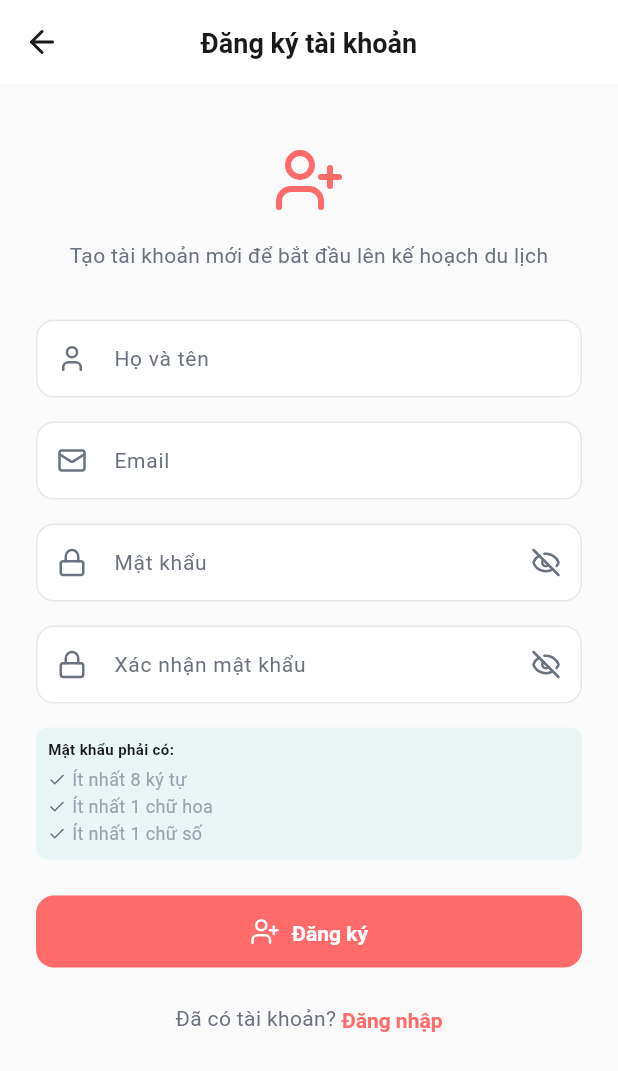
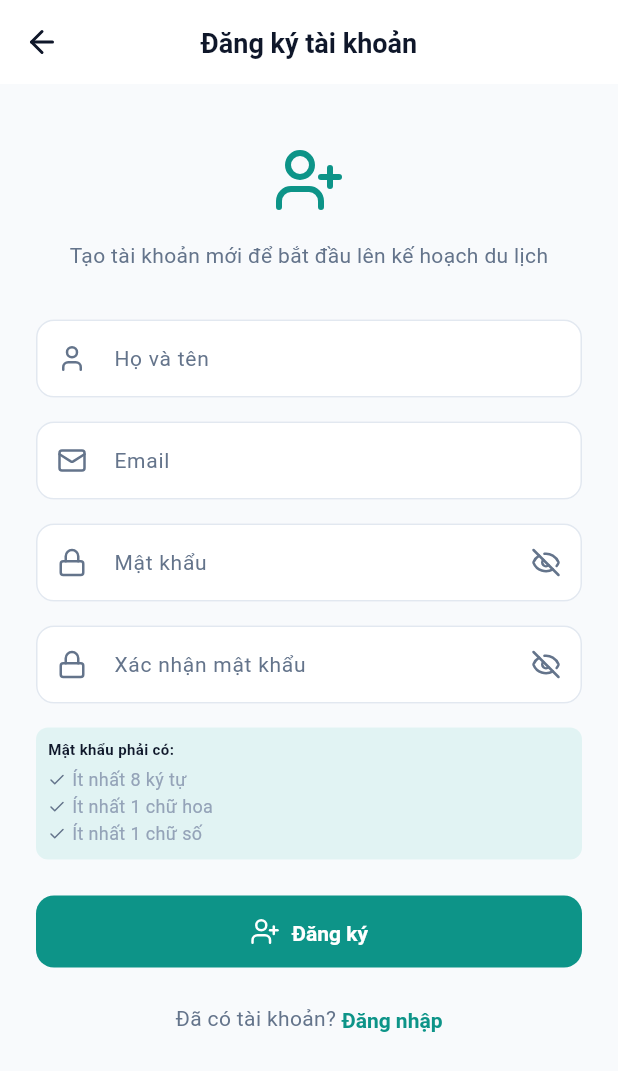
Before and after one commit to hoducvinhh/Ai-Travel-Planner, a Flutter app: the screen it shows after launch, after a tap on "Đăng nhập", after a tap on "Đăng ký ngay", on a phone screen of 412 x 824 dp. Shown: the top 1071 px of the screen. Run offline on Flutter 3.47's test engine with Material 3 defaults, Android fonts, the phone set to English and light mode, and no system bars; our stand-ins replace cached_network_image, dio, flutter_local_notifications, flutter_map, flutter_markdown, flutter_riverpod and 13 more; accounts and stored records are empty; generated files the repository leaves out were written again; network calls fail.

Commit message:
feat: add core UI screens, widgets, and theme configuration

```diff
--- a/mobile/lib/config/colors.dart
+++ b/mobile/lib/config/colors.dart
@@ -1,36 +1,37 @@
 import 'package:flutter/material.dart';
 
-/// App color palette - Travel theme (Sunset colors)
+/// App color palette - Ocean Teal & Emerald Travel theme
 class AppColors {
   // Neutral base
-  static const Color background = Color(0xFFFAFAFA);
+  static const Color background = Color(0xFFF8FAFC);
   static const Color surface = Color(0xFFFFFFFF);
-  static const Color textPrimary = Color(0xFF1A1A1A);
-  static const Color textSecondary = Color(0xFF6B7280);
-  static const Color textTertiary = Color(0xFF9CA3AF);
-  static const Color border = Color(0xFFE5E7EB);
+  static const Color textPrimary = Color(0xFF0F172A);
+  static const Color textSecondary = Color(0xFF64748B);
+  static const Color textTertiary = Color(0xFF94A3B8);
+  static const Color border = Color(0xFFE2E8F0);
 
-  // Brand colors (travel theme)
-  static const Color primary = Color(0xFFFF6B6B); // Coral - vacation vibes
-  static const Color secondary = Color(0xFF4ECDC4); // Turquoise - beach/ocean
-  static const Color accent = Color(0xFFFFA500); // Golden - sunset/premium
+  // Brand colors (Ocean Teal / Emerald Travel)
+  static const Color primary = Color(0xFF0D9488); // Ocean Teal - primary CTA & active states
+  static const Color secondary = Color(0xFF14B8A6); // Lagoon Emerald - secondary & map accents
+  static const Color accent = Color(0xFFF59E0B); // Sand Gold - ratings, bookmarks & highlights
 
-  // Category colors
-  static const Color categoryBeach = Color(0xFF4ECDC4); // Turquoise
-  static const Color categoryMountain = Color(0xFF95E1D3); // Mint
-  static const Color categoryCulture = Color(0xFFFFAA85); // Peach
-  static const Color categoryFood = Color(0xFFFFA500); // Orange
-  static const Color categoryNature = Color(0xFF7DCE82); // Green
-  static const Color categoryCity = Color(0xFF9C88FF); // Purple
+  // Category colors (harmonized with Ocean Teal)
+  static const Color categoryBeach = Color(0xFF0D9488); // Ocean Teal
+  static const Color categoryMountain = Color(0xFF34D399); // Emerald Mint
+  static const Color categoryCulture = Color(0xFFF59E0B); // Sand Gold
+  static const Color categoryFood = Color(0xFFFB923C); // Warm Sunset Orange
+  static const Color categoryNature = Color(0xFF10B981); // Forest Emerald
+  static const Color categoryCity = Color(0xFF6366F1); // Indigo
 
   // Semantic colors
   static const Color success = Color(0xFF10B981);
-  static const Color warning = Color(0xFFFBBF24);
+  static const Color warning = Color(0xFFF59E0B);
   static const Color error = Color(0xFFEF4444);
-  static const Color info = Color(0xFF60A5FA);
+  static const Color info = Color(0xFF0EA5E9);
 
-  // Interactive colors
-  static const Color likeRed = Color(0xFFFF6B6B); // Coral
-  static const Color bookmarkGold = Color(0xFFFFA500); // Golden
-  static const Color rating = Color(0xFFFFA500); // Golden star
+  // Interactive colors (Coral strictly reserved for Like & Notifications)
+  static const Color likeRed = Color(0xFFFF6B6B); // Coral - heart / like action
+  static const Color notificationBadge = Color(0xFFFF6B6B); // Coral - unread badges
+  static const Color bookmarkGold = Color(0xFFF59E0B); // Sand Gold - saved/wishlist
+  static const Color rating = Color(0xFFF59E0B); // Sand Gold - star ratings
 }
--- a/mobile/lib/config/theme.dart
+++ b/mobile/lib/config/theme.dart
@@ -10,10 +10,14 @@ class AppTheme {
       useMaterial3: true,
       colorScheme: const ColorScheme.light(
         primary: AppColors.primary,
+        onPrimary: Colors.white,
         secondary: AppColors.secondary,
+        onSecondary: Colors.white,
         tertiary: AppColors.accent,
         surface: AppColors.surface,
+        onSurface: AppColors.textPrimary,
         error: AppColors.error,
+        onError: Colors.white,
       ),
       scaffoldBackgroundColor: AppColors.background,
 
@@ -109,6 +113,36 @@ class AppTheme {
         unselectedLabelStyle: AppTextStyles.labelSmall,
       ),
 
+      // Chip theme
+      chipTheme: ChipThemeData(
+        backgroundColor: AppColors.surface,
+        selectedColor: AppColors.primary.withValues(alpha: 0.14),
+        checkmarkColor: AppColors.primary,
+        side: const BorderSide(color: AppColors.border),
+        shape: RoundedRectangleBorder(
+          borderRadius: BorderRadius.circular(AppRadius.full),
+        ),
+        labelStyle: AppTextStyles.labelMedium,
+      ),
+
+      // FAB theme
+      floatingActionButtonTheme: const FloatingActionButtonThemeData(
+        backgroundColor: AppColors.primary,
+        foregroundColor: Colors.white,
+        elevation: 2,
+      ),
+
+      // Progress indicator theme
+      progressIndicatorTheme: const ProgressIndicatorThemeData(
+        color: AppColors.primary,
+      ),
+
+      // Divider theme
+      dividerTheme: const DividerThemeData(
+        color: AppColors.border,
+        thickness: 1,
+      ),
+
       // Icon theme
       iconTheme: const IconThemeData(
         color: AppColors.textPrimary,
--- a/mobile/lib/screens/home/home_screen.dart
+++ b/mobile/lib/screens/home/home_screen.dart
@@ -120,7 +120,7 @@ class _HomeScreenState extends ConsumerState<HomeScreen> {
                         vertical: 1,
                       ),
                       decoration: BoxDecoration(
-                        color: AppColors.primary,
+                        color: AppColors.notificationBadge,
                         borderRadius: BorderRadius.circular(AppRadius.full),
                       ),
                       constraints: const BoxConstraints(minWidth: 16),
--- a/mobile/lib/screens/messages/conversations_screen.dart
+++ b/mobile/lib/screens/messages/conversations_screen.dart
@@ -149,7 +149,7 @@ class _ConversationsScreenState extends ConsumerState<ConversationsScreen> {
                                     vertical: 1,
                                   ),
                                   decoration: BoxDecoration(
-                                    color: AppColors.primary,
+                                    color: AppColors.notificationBadge,
                                     borderRadius:
                                         BorderRadius.circular(AppRadius.full),
                                   ),
--- a/mobile/lib/widgets/community/post_card.dart
+++ b/mobile/lib/widgets/community/post_card.dart
@@ -230,7 +230,7 @@ class PostCard extends StatelessWidget {
                   icon: LucideIcons.heart,
                   label: '${post.likesCount} Thích',
                   color:
-                      post.isLiked ? AppColors.primary : AppColors.textSecondary,
+                      post.isLiked ? AppColors.likeRed : AppColors.textSecondary,
                   onTap: onLike,
                 ),
                 const SizedBox(width: AppSpacing.sm),
--- a/mobile/lib/widgets/place/place_card.dart
+++ b/mobile/lib/widgets/place/place_card.dart
@@ -402,7 +402,7 @@ class PlaceCard extends StatelessWidget {
                         icon: LucideIcons.heart,
                         label: '${place.likesCount}',
                         active: place.isLiked,
-                        activeColor: AppColors.primary,
+                        activeColor: AppColors.likeRed,
                         onTap: onLike!,
                       ),
                     if (onSave != null)
```
